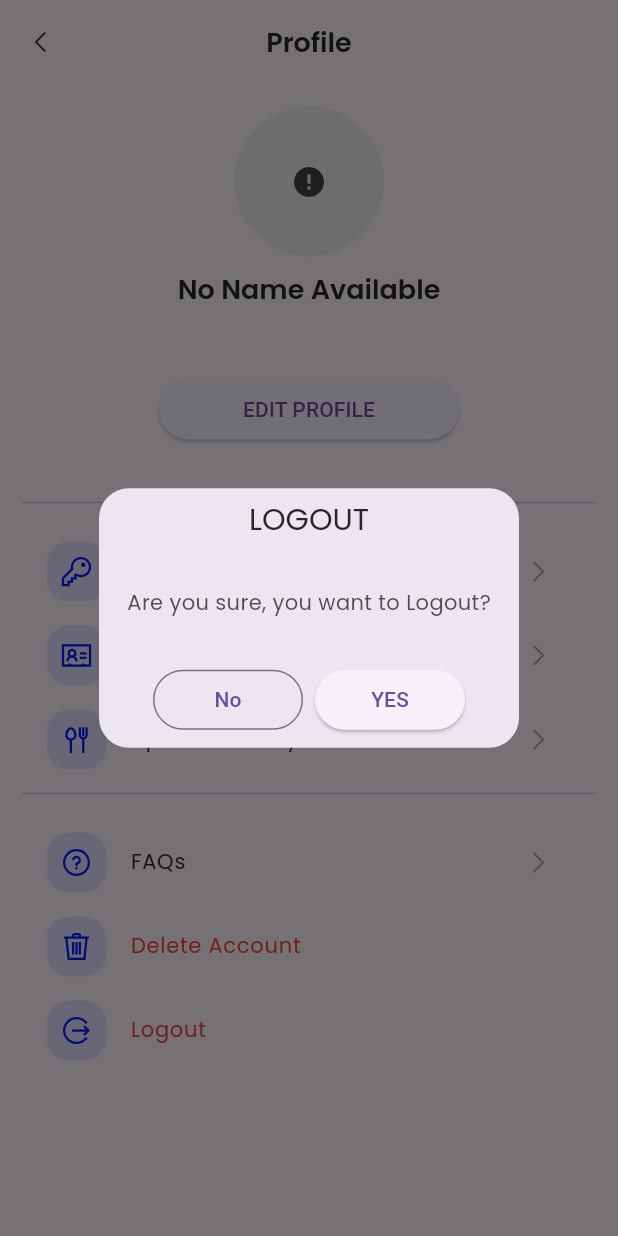
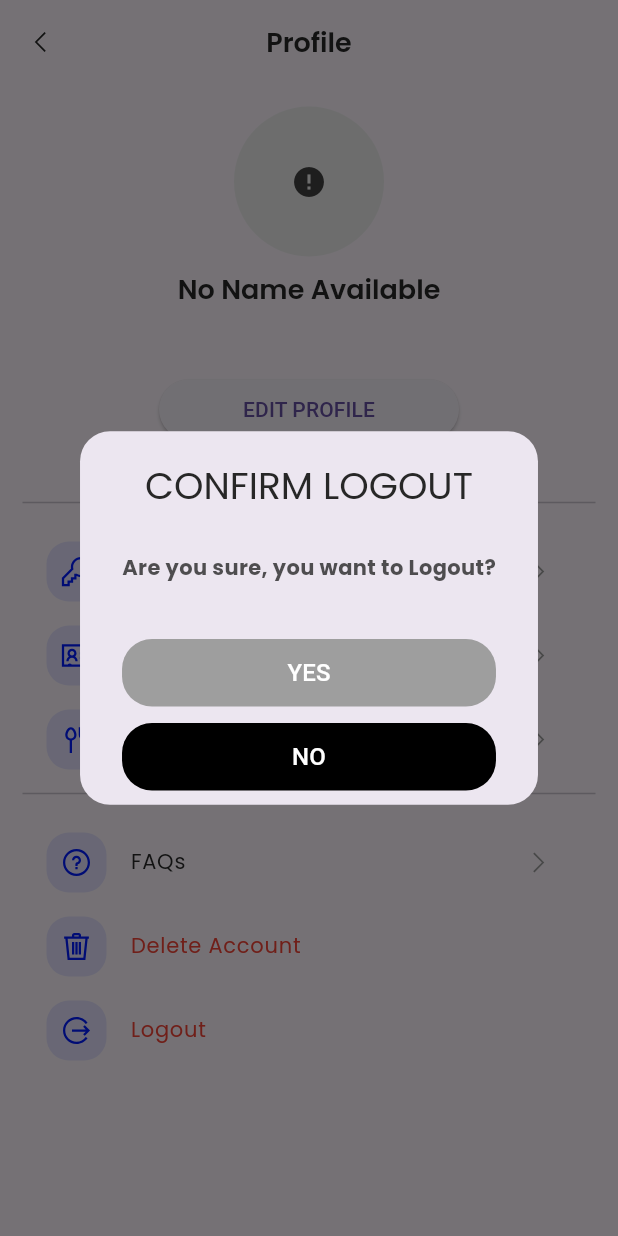
Before and after one commit to aneangel/slugNutrition, a Flutter app: the ProfileScreen screen opened directly, after a tap on "Logout", on a phone screen of 412 x 824 dp. Run offline on Flutter 3.47's test engine with Material 3 defaults, Android fonts, the phone set to English and light mode, and no system bars; our stand-ins replace cloud_firestore, firebase_auth, firebase_core, firebase_storage, flutter_otp_text_field, flutter_riverpod and 8 more; missing offline and left inert: flutter_facebook_auth; accounts and stored records are empty; network calls fail.

Commit message:
Updating the logout prompt and delete account prompt

```diff
--- a/lib/src/features/core/screens/profile/profile_screen.dart
+++ b/lib/src/features/core/screens/profile/profile_screen.dart
@@ -179,21 +179,80 @@ class ProfileScreen extends StatelessWidget {
     );
   }
 
+
+
+  // _showDeleteUserModal(BuildContext context) {
+  //   Get.defaultDialog(
+  //     title: "Delete Account",
+  //     content: Text("This will permanently delete your account and all associated data. Are you sure you want to proceed?"),
+  //     onCancel: () => Get.back(),
+  //     onConfirm: () {
+  //       Get.back(); // Close the dialog
+  //       _promptForReauthentication(context); // Prompt for re-authentication
+  //     },
+  //     textCancel: "Cancel",
+  //     textConfirm: "Delete",
+  //     confirmTextColor: Colors.white,
+  //     buttonColor: Colors.red, // Check if this named parameter exists in your version or adjust accordingly
+  //   );
+  // }
+
   _showDeleteUserModal(BuildContext context) {
     Get.defaultDialog(
-      title: "Delete Account",
-      content: Text("This will permanently delete your account and all associated data. Are you sure you want to proceed?"),
-      onCancel: () => Get.back(),
-      onConfirm: () {
-        Get.back(); // Close the dialog
-        _promptForReauthentication(context); // Prompt for re-authentication
-      },
-      textCancel: "Cancel",
-      textConfirm: "Delete",
-      confirmTextColor: Colors.white,
-      buttonColor: Colors.red, // Check if this named parameter exists in your version or adjust accordingly
+      titlePadding: const EdgeInsets.only(top: 20), // Added top padding for the title
+      title: "DELETE ACCOUNT",
+      titleStyle: const TextStyle(fontSize: 20),
+      content: Padding(
+        padding: const EdgeInsets.all(20), // Adjusted padding
+        child: Text(
+          "Do you want to permanently delete your account?",
+          textAlign: TextAlign.center,
+          style: const TextStyle(fontSize: 18),
+        ),
+      ),
+      actions: <Widget>[
+        Padding(
+          padding: const EdgeInsets.symmetric(horizontal: 20), // Side margins for the buttons
+          child: ElevatedButton(
+            onPressed: () {
+              Get.back(); // Close the dialog
+              _promptForReauthentication(context); // Prompt for re-authentication
+            },
+            child: const Text("DELETE", style: TextStyle(color: Colors.white, fontSize: 16)), // Increased font size
+            style: ElevatedButton.styleFrom(
+              backgroundColor: Colors.red, // Button color for delete action
+              shape: RoundedRectangleBorder(
+                borderRadius: BorderRadius.circular(20),
+              ),
+              side: BorderSide.none, // Remove border
+              minimumSize: const Size.fromHeight(45), // Height is specified, width will adapt to the padding
+            ),
+          ),
+        ),
+        Padding(
+          padding: const EdgeInsets.symmetric(horizontal: 20), // Side margins and reduced bottom margin for the buttons
+          child: ElevatedButton(
+            onPressed: () => Get.back(),
+            child: const Text("CANCEL", style: TextStyle(color: Colors.white, fontSize: 16)), // Increased font size
+            style: ElevatedButton.styleFrom(
+              backgroundColor: Colors.grey, // Button color for cancel action
+              shape: RoundedRectangleBorder(
+                borderRadius: BorderRadius.circular(20),
+              ),
+              side: BorderSide.none, // Remove border
+              minimumSize: const Size.fromHeight(45), // Height is specified, width will adapt to the padding
+            ),
+          ),
+        ),
+      ],
     );
   }
+
+
+
+
+
+
   _promptForReauthentication(BuildContext context) {
     TextEditingController passwordController = TextEditingController();
 
@@ -240,20 +299,77 @@ class ProfileScreen extends StatelessWidget {
   }
 
 
+  // _showLogoutModal() {
+  //   Get.defaultDialog(
+  //     title: "Logout",
+  //     titleStyle: const TextStyle(fontSize: 20),
+  //     content: const Padding(
+  //       padding: EdgeInsets.symmetric(vertical: 15.0),
+  //       child: Text("Are you sure, you want to Logout?"),
+  //     ),
+  //     confirm: TPrimaryButton(
+  //       isFullWidth: false,
+  //       onPressed: () => AuthenticationRepository.instance.logout(),
+  //       text: "Yes",
+  //     ),
+  //     cancel: SizedBox(width: 100, child: OutlinedButton(onPressed: () => Get.back(), child: const Text("No"))),
+  //   );
+  // }
   _showLogoutModal() {
     Get.defaultDialog(
-      title: "LOGOUT",
-      titleStyle: const TextStyle(fontSize: 20),
-      content: const Padding(
-        padding: EdgeInsets.symmetric(vertical: 15.0),
-        child: Text("Are you sure, you want to Logout?"),
+      titlePadding: const EdgeInsets.only(top: 20),
+      title: "CONFIRM LOGOUT",
+      titleStyle: const TextStyle(fontSize: 25),
+      content: Padding(
+        padding: const EdgeInsets.all(20),
+        child: Text(
+          "Are you sure, you want to Logout?",
+          textAlign: TextAlign.center,
+          style: const TextStyle(fontSize: 14, fontWeight: FontWeight.bold),
+        ),
       ),
-      confirm: TPrimaryButton(
-        isFullWidth: false,
-        onPressed: () => AuthenticationRepository.instance.logout(),
-        text: "Yes",
-      ),
-      cancel: SizedBox(width: 100, child: OutlinedButton(onPressed: () => Get.back(), child: const Text("No"))),
+      actions: <Widget>[
+        Padding(
+          padding: const EdgeInsets.symmetric(horizontal: 20),
+          child: ElevatedButton(
+            onPressed: () => AuthenticationRepository.instance.logout(),
+            child: const Text("YES", style: TextStyle(color: Colors.white, fontSize: 16)),
+            style: ElevatedButton.styleFrom(
+              backgroundColor: Colors.grey,
+              elevation: 0,
+              shape: RoundedRectangleBorder(
+                borderRadius: BorderRadius.circular(20),
+              ),
+              side: BorderSide.none, // Ensure no borders
+              minimumSize: const Size.fromHeight(45),
+            ),
+          ),
+        ),
+        Padding(
+          padding: const EdgeInsets.symmetric(horizontal: 20),
+          child: ElevatedButton(
+            onPressed: () => Get.back(),
+            child: const Text("NO", style: TextStyle(color: Colors.white, fontSize: 16)),
+            style: ElevatedButton.styleFrom(
+              backgroundColor: Colors.black,
+              elevation: 0,
+              shape: RoundedRectangleBorder(
+                borderRadius: BorderRadius.circular(20),
+              ),
+              side: BorderSide.none, // Ensure no borders
+              minimumSize: const Size.fromHeight(45),
+            ),
+          ),
+        ),
+      ],
     );
   }
+
+
+
+
+
+
+
+
 }
```
